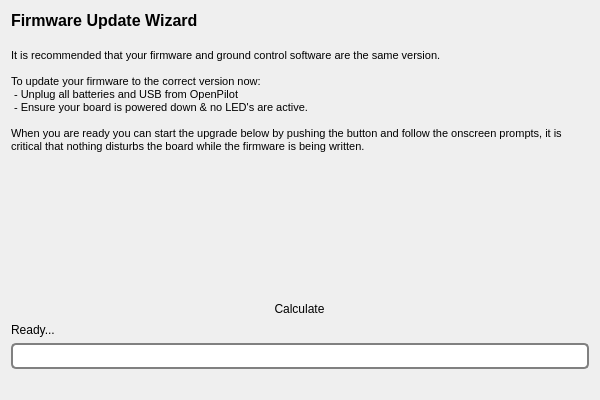
First picture: the form in ground/openpilotgcs/src/plugins/setupwizard/pages/autoupdatepage.ui, repository openpilot/OpenPilot, before the edit.
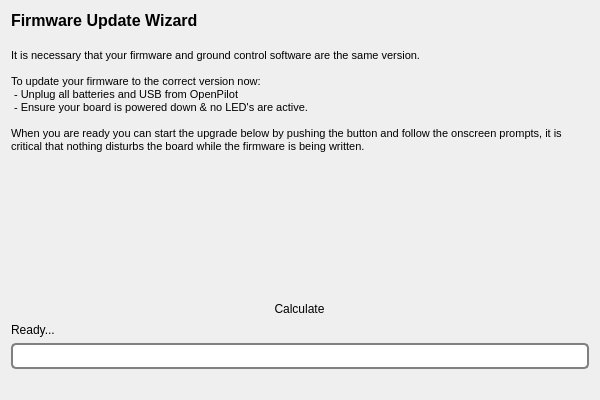
Second picture: the form after the edit. Icons and pictures are not drawn.

The edit to the form file:
```diff
--- a/ground/openpilotgcs/src/plugins/setupwizard/pages/autoupdatepage.ui
+++ b/ground/openpilotgcs/src/plugins/setupwizard/pages/autoupdatepage.ui
@@ -23,7 +23,7 @@
 &lt;/style&gt;&lt;/head&gt;&lt;body style=&quot; font-family:'MS Shell Dlg 2'; font-size:8pt; font-weight:400; font-style:normal;&quot;&gt;
 &lt;p style=&quot; margin-top:0px; margin-bottom:0px; margin-left:0px; margin-right:0px; -qt-block-indent:0; text-indent:0px;&quot;&gt;&lt;span style=&quot; font-size:12pt; font-weight:600;&quot;&gt;Firmware Update Wizard&lt;/span&gt;&lt;/p&gt;
 &lt;p style=&quot;-qt-paragraph-type:empty; margin-top:0px; margin-bottom:0px; margin-left:0px; margin-right:0px; -qt-block-indent:0; text-indent:0px; font-size:12pt; font-weight:600;&quot;&gt;&lt;br /&gt;&lt;/p&gt;
-&lt;p style=&quot; margin-top:0px; margin-bottom:0px; margin-left:0px; margin-right:0px; -qt-block-indent:0; text-indent:0px;&quot;&gt;It is recommended that your firmware and ground control software are the same version.&lt;/p&gt;
+&lt;p style=&quot; margin-top:0px; margin-bottom:0px; margin-left:0px; margin-right:0px; -qt-block-indent:0; text-indent:0px;&quot;&gt;It is necessary that your firmware and ground control software are the same version.&lt;/p&gt;
 &lt;p style=&quot;-qt-paragraph-type:empty; margin-top:0px; margin-bottom:0px; margin-left:0px; margin-right:0px; -qt-block-indent:0; text-indent:0px;&quot;&gt;&lt;br /&gt;&lt;/p&gt;
 &lt;p style=&quot; margin-top:0px; margin-bottom:0px; margin-left:0px; margin-right:0px; -qt-block-indent:0; text-indent:0px;&quot;&gt;To update your firmware to the correct version now:&lt;/p&gt;
 &lt;p style=&quot; margin-top:0px; margin-bottom:0px; margin-left:0px; margin-right:0px; -qt-block-indent:0; text-indent:0px;&quot;&gt; - Unplug all batteries and USB from OpenPilot&lt;/p&gt;
```
